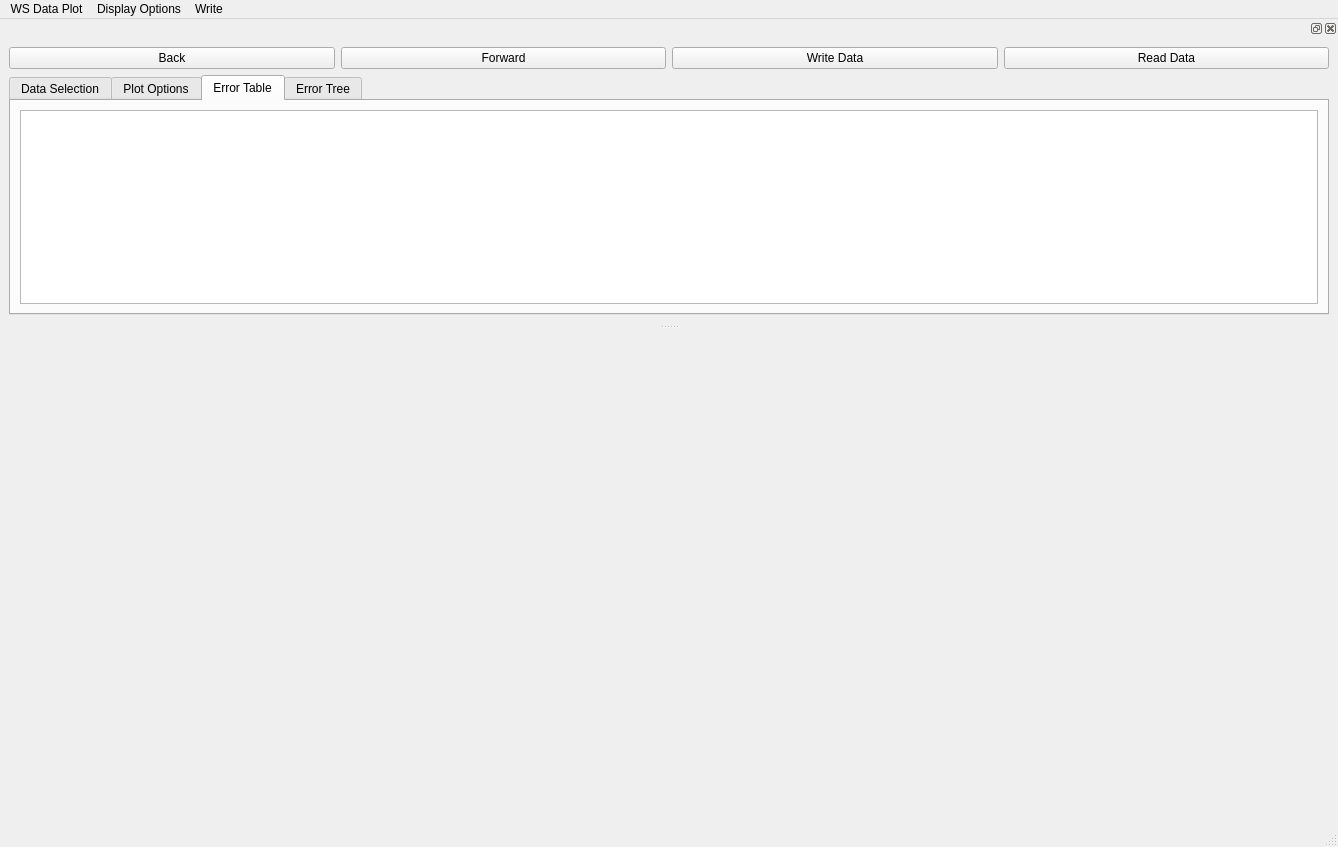
This is DataGUI/data_plot.ui in eroots/pyMT as Qt 5 draws it before an edit. The edited form follows.
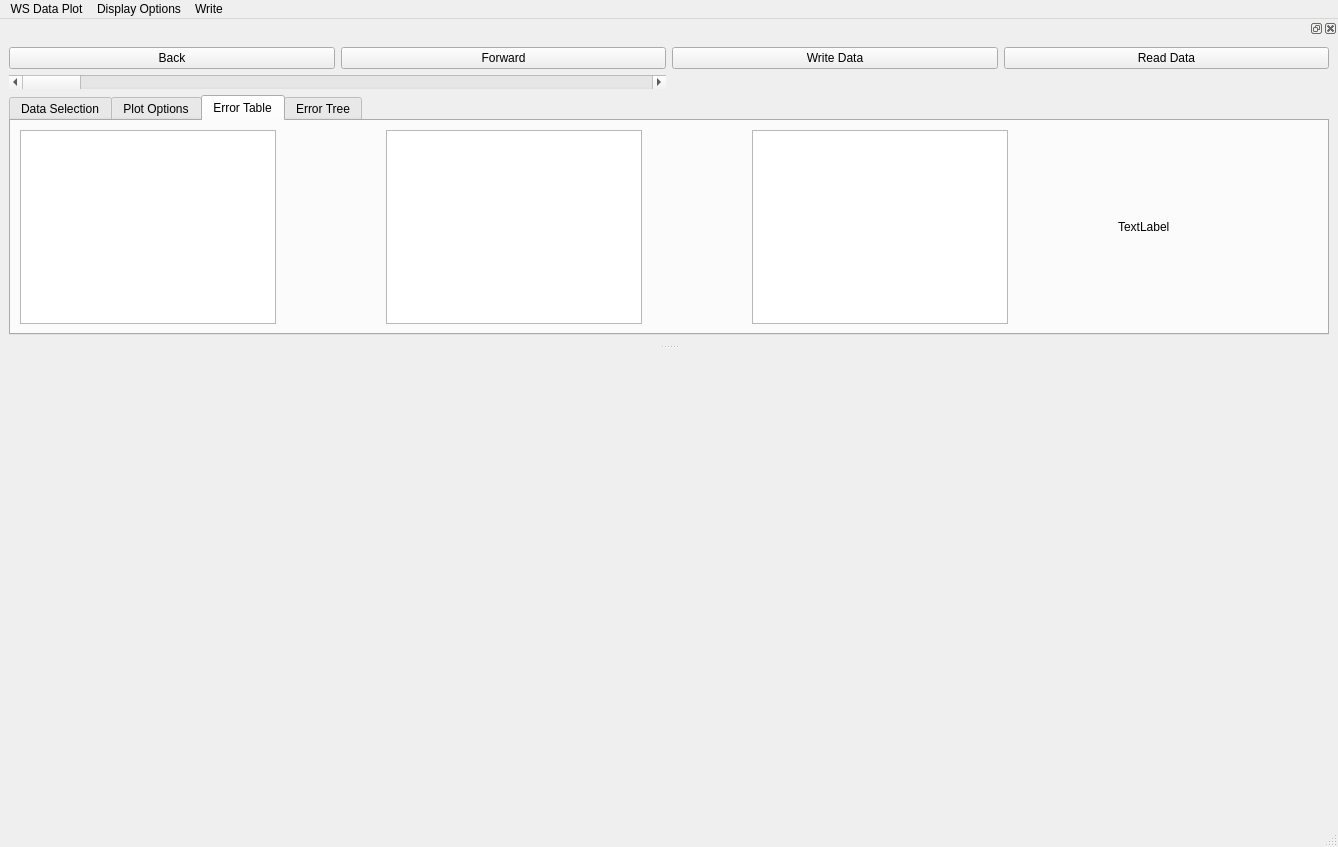
This is the edited form. The open tabs and pages were chosen to show the change.

Commit message: dataset calculates RMS if response is availabel, data_plot can save figures to file

The edit to the form file:
```diff
--- a/DataGUI/data_plot.ui
+++ b/DataGUI/data_plot.ui
@@ -86,6 +86,13 @@
    </attribute>
    <widget class="QWidget" name="dockWidgetContents_4">
     <layout class="QGridLayout" name="gridLayout">
+     <item row="0" column="3">
+      <widget class="QPushButton" name="ReadDataButton">
+       <property name="text">
+        <string>Read Data</string>
+       </property>
+      </widget>
+     </item>
      <item row="0" column="0">
       <widget class="QPushButton" name="BackButton">
        <property name="text">
@@ -107,17 +114,10 @@
        </property>
       </widget>
      </item>
-     <item row="0" column="3">
-      <widget class="QPushButton" name="ReadDataButton">
-       <property name="text">
-        <string>Read Data</string>
-       </property>
-      </widget>
-     </item>
-     <item row="1" column="0" colspan="4">
+     <item row="2" column="0" colspan="4">
       <widget class="QTabWidget" name="tabs">
        <property name="currentIndex">
-        <number>1</number>
+        <number>2</number>
        </property>
        <widget class="QWidget" name="Data">
         <attribute name="title">
@@ -518,9 +518,67 @@
         <attribute name="title">
          <string>Error Table</string>
         </attribute>
-        <layout class="QGridLayout" name="gridLayout_3">
-         <item row="0" column="0">
-          <widget class="QTableWidget" name="error_table"/>
+        <layout class="QHBoxLayout" name="horizontalLayout_2">
+         <item>
+          <widget class="QTableWidget" name="stationRMS"/>
+         </item>
+         <item>
+          <spacer name="horizontalSpacer">
+           <property name="orientation">
+            <enum>Qt::Horizontal</enum>
+           </property>
+           <property name="sizeHint" stdset="0">
+            <size>
+             <width>40</width>
+             <height>20</height>
+            </size>
+           </property>
+          </spacer>
+         </item>
+         <item>
+          <widget class="QTableWidget" name="compRMS"/>
+         </item>
+         <item>
+          <spacer name="horizontalSpacer_2">
+           <property name="orientation">
+            <enum>Qt::Horizontal</enum>
+           </property>
+           <property name="sizeHint" stdset="0">
+            <size>
+             <width>40</width>
+             <height>20</height>
+            </size>
+           </property>
+          </spacer>
+         </item>
+         <item>
+          <widget class="QTableWidget" name="periodRMS"/>
+         </item>
+         <item>
+          <spacer name="horizontalSpacer_3">
+           <property name="orientation">
+            <enum>Qt::Horizontal</enum>
+           </property>
+           <property name="sizeHint" stdset="0">
+            <size>
+             <width>40</width>
+             <height>20</height>
+            </size>
+           </property>
+          </spacer>
+         </item>
+         <item>
+          <widget class="QLabel" name="rmsInfo">
+           <property name="minimumSize">
+            <size>
+             <width>200</width>
+             <height>0</height>
+            </size>
+           </property>
+           <property name="text">
+            <string>TextLabel</string>
+           </property>
+          </widget>
          </item>
         </layout>
        </widget>
@@ -632,6 +690,13 @@
        </widget>
       </widget>
      </item>
+     <item row="1" column="0" colspan="2">
+      <widget class="QScrollBar" name="siteSlider">
+       <property name="orientation">
+        <enum>Qt::Horizontal</enum>
+       </property>
+      </widget>
+     </item>
     </layout>
    </widget>
   </widget>
```
The commit also changes 8 other files.
